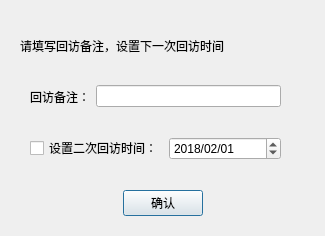
Old version of the form View/customer/ui/ui_return_visit_setting.ui in the repository zgj0607/Py-store.
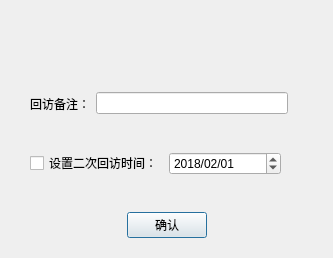
New version of the form.

The edit to the form file:
```diff
--- a/View/customer/ui/ui_return_visit_setting.ui
+++ b/View/customer/ui/ui_return_visit_setting.ui
@@ -6,8 +6,8 @@
    <rect>
     <x>0</x>
     <y>0</y>
-    <width>325</width>
-    <height>236</height>
+    <width>333</width>
+    <height>258</height>
    </rect>
   </property>
   <property name="windowTitle">
@@ -18,9 +18,27 @@
     <widget class="QWidget" name="centralwidget" native="true">
      <layout class="QVBoxLayout" name="verticalLayout">
       <item>
-       <widget class="QLabel" name="label">
+       <widget class="QLabel" name="info_label">
+        <property name="minimumSize">
+         <size>
+          <width>160</width>
+          <height>0</height>
+         </size>
+        </property>
+        <property name="maximumSize">
+         <size>
+          <width>240</width>
+          <height>16777215</height>
+         </size>
+        </property>
         <property name="text">
-         <string>请填写回访备注，设置下一次回访时间</string>
+         <string/>
+        </property>
+        <property name="margin">
+         <number>10</number>
+        </property>
+        <property name="indent">
+         <number>-1</number>
         </property>
        </widget>
       </item>
@@ -31,7 +49,7 @@
           <rect>
            <x>10</x>
            <y>4</y>
-           <width>251</width>
+           <width>258</width>
            <height>31</height>
           </rect>
          </property>
```
